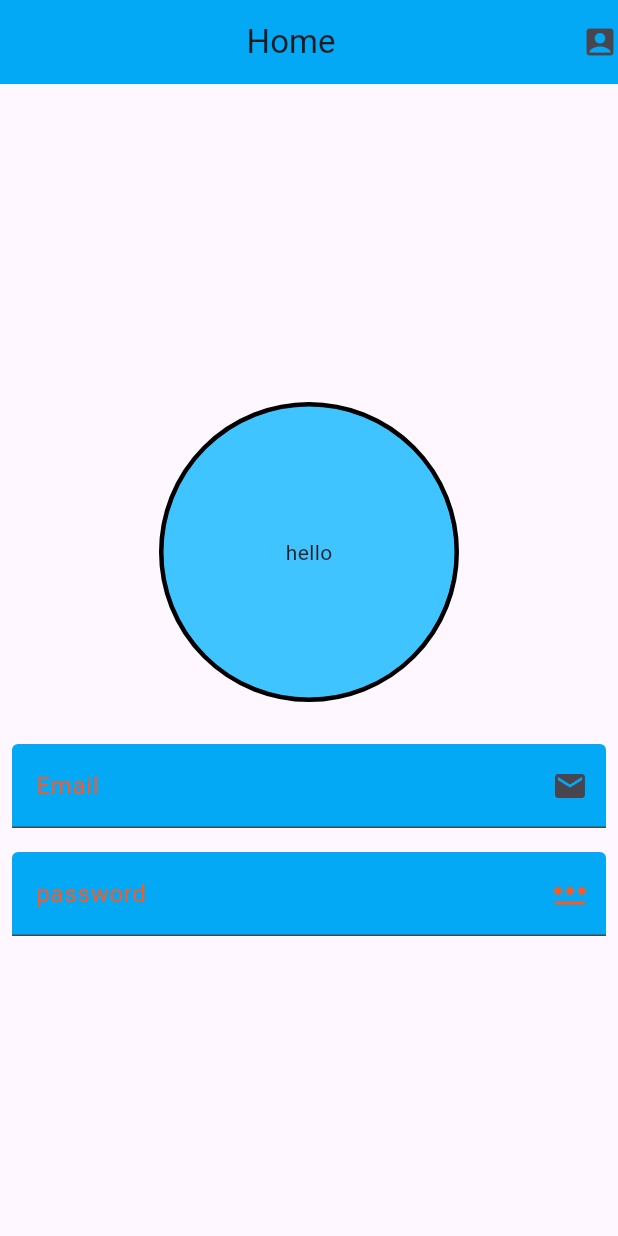
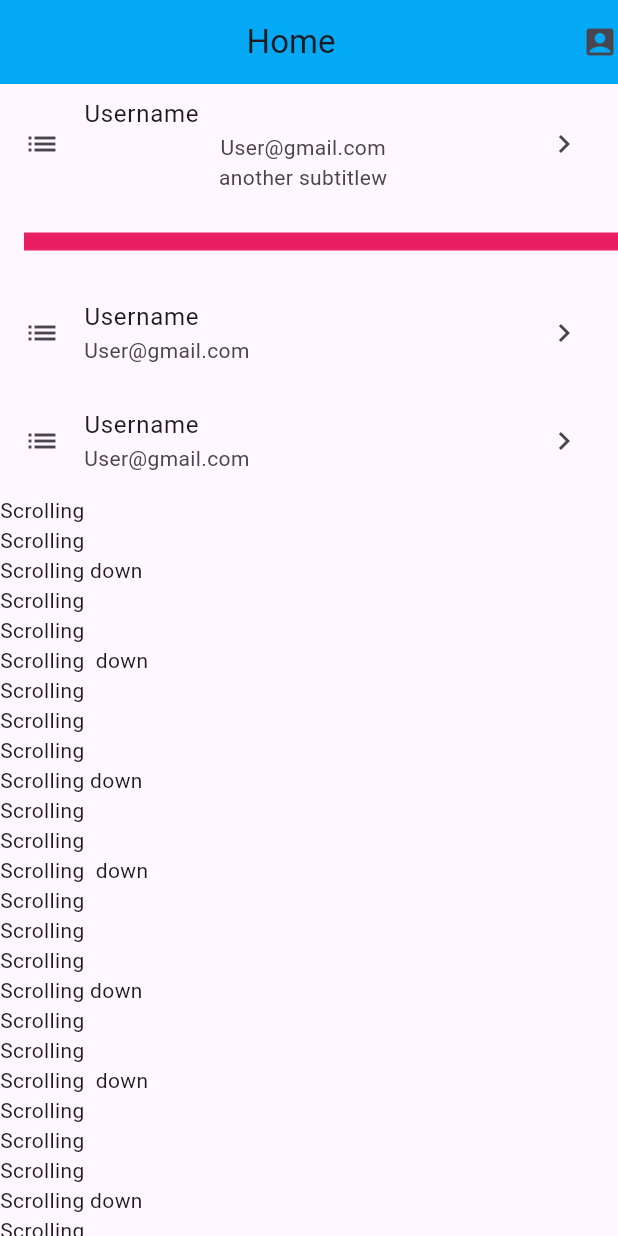
Before and after one commit to sadad-kadery/mod6, a Flutter app: the screen it shows after launch, on a phone screen of 412 x 824 dp. Run offline on Flutter 3.47's test engine with Material 3 defaults, Android fonts, the phone set to English and light mode, and no system bars.

Commit message:
listview with divider

```diff
--- a/lib/main.dart
+++ b/lib/main.dart
@@ -35,81 +35,247 @@ class HomeScreen extends StatelessWidget {
         ),
         backgroundColor: Colors.lightBlue,
       ),
-      body: Center(
-        child: Column(
-          mainAxisAlignment: MainAxisAlignment.center,
+      body:Scrollbar(
+        thickness: 20,
+        child: ListView(
+
           children: [
-            Container(
-              width: 200,
-              height: 200,
+            ListTile(
+              title: Text('Username'),
+              subtitle: Column(
+                mainAxisAlignment: MainAxisAlignment.end,
+                children: [
+                  Text('User@gmail.com'),
+                  Text('another subtitlew')
+                ],
+              ),
+              leading: Icon(Icons.list),
+              trailing: Icon(Icons.chevron_right),
+              onTap: () {
+                print('next page');
+              },
+            ),
+            Divider(
+              height: 50,
+              thickness: 12,
+              color: Colors.pink,
+              indent: 16,
+            ),
+            ListTile(
+              title: Text('Username'),
+              subtitle: Text('User@gmail.com'),
+              leading: Icon(Icons.list),
+              trailing: Icon(Icons.chevron_right),
+              onTap: () {
+                print('next page');
+              },
+            ),
+            ListTile(
+              title: Text('Username'),
+              subtitle: Text('User@gmail.com'),
+              leading: Icon(Icons.list),
+              trailing: Icon(Icons.chevron_right),
+              onTap: () {
+                print('next page');
+              },
+            ),
+            Text('Scrolling '),
+            Text('Scrolling '),
+            Text('Scrolling down'),
+            Text('Scrolling '),
+            Text('Scrolling '),
+            Text('Scrolling  down'),
+            Text('Scrolling '),
 
-              child: Text('hello'),
-              alignment: Alignment.center,
-              margin: EdgeInsets.all(20),
-              padding: EdgeInsets.all(15),
-              decoration: BoxDecoration(
-                color: Colors.lightBlueAccent,
-                border: Border.all(
-                  color: Colors.black,
-                   width: 3
-                ),
-                //borderRadius: BorderRadius.all(Radius.circular(50))
-                shape: BoxShape.circle
-              ),
+            Text('Scrolling '),
+            Text('Scrolling '),
+            Text('Scrolling down'),
+            Text('Scrolling '),
+            Text('Scrolling '),
+            Text('Scrolling  down'),
+            Text('Scrolling '),
 
-            ),
-            Padding(
-              padding: const EdgeInsets.all(8.0),
-              child: TextField (
-                decoration: InputDecoration(
-                    fillColor: Colors.lightBlue,
-                    filled: true,
-                    hintText: 'email de',
-                    label: Text('Email'),
-                    hintStyle: TextStyle(
-                        color: Colors.yellow
-                    ),
-                    labelStyle: TextStyle(
-                        color: Colors.deepOrange
-                    ),
-                    suffixIcon: Icon(Icons.mail),
-                ),
-              ),
-            ),
-            Padding(
-              padding: const EdgeInsets.all(8.0),
-              child: TextField (
-                obscureText: true,
-                decoration: InputDecoration(
-                    fillColor: Colors.lightBlue,
-                    filled: true,
-                    hintText: 'password de',
-                    label: Text('password'),
-                    hintStyle: TextStyle(
-                        color: Colors.white
-                    ),
-                    labelStyle: TextStyle(
-                        color: Colors.deepOrange
-                    ),
+            Text('Scrolling '),
+            Text('Scrolling '),
+            Text('Scrolling down'),
+            Text('Scrolling '),
+            Text('Scrolling '),
+            Text('Scrolling  down'),
+            Text('Scrolling '),
 
-                  suffixIcon: Icon(Icons.password),
-                  suffixIconColor: Colors.deepOrange
+            Text('Scrolling '),
+            Text('Scrolling '),
+            Text('Scrolling down'),
+            Text('Scrolling '),
+            Text('Scrolling '),
+            Text('Scrolling  down'),
+            Text('Scrolling '),
 
-                ),
+            Text('Scrolling '),
+            Text('Scrolling '),
+            Text('Scrolling down'),
+            Text('Scrolling '),
+            Text('Scrolling '),
+            Text('Scrolling  down'),
+            Text('Scrolling '),
 
-              ),
-            ),
-            Row(
-              mainAxisAlignment: MainAxisAlignment.center,
-              children: [
+            Text('Scrolling '),
+            Text('Scrolling '),
+            Text('Scrolling down'),
+            Text('Scrolling '),
+            Text('Scrolling '),
+            Text('Scrolling  down'),
+            Text('Scrolling '),
 
-            ],
+            Text('Scrolling '),
+            Text('Scrolling '),
+            Text('Scrolling down'),
+            Text('Scrolling '),
+            Text('Scrolling '),
+            Text('Scrolling  down'),
+            Text('Scrolling '),
 
-            )
+            Text('Scrolling '),
+            Text('Scrolling '),
+            Text('Scrolling down'),
+            Text('Scrolling '),
+            Text('Scrolling '),
+            Text('Scrolling  down'),
+            Text('Scrolling '),
+
+            Text('Scrolling '),
+            Text('Scrolling '),
+            Text('Scrolling down'),
+            Text('Scrolling '),
+            Text('Scrolling '),
+            Text('Scrolling  down'),
+            Text('Scrolling '),
+
+            Text('Scrolling '),
+            Text('Scrolling '),
+            Text('Scrolling down'),
+            Text('Scrolling '),
+            Text('Scrolling '),
+            Text('Scrolling  down'),
+            Text('Scrolling '),
+
+            Text('Scrolling '),
+            Text('Scrolling '),
+            Text('Scrolling down'),
+            Text('Scrolling '),
+            Text('Scrolling '),
+            Text('Scrolling  down'),
+            Text('Scrolling '),
+
+            Text('Scrolling '),
+            Text('Scrolling '),
+            Text('Scrolling down'),
+            Text('Scrolling '),
+            Text('Scrolling '),
+            Text('Scrolling  down'),
+            Text('Scrolling '),
+
+            Text('Scrolling '),
+            Text('Scrolling '),
+            Text('Scrolling down'),
+            Text('Scrolling '),
+            Text('Scrolling '),
+            Text('Scrolling  down'),
+            Text('Scrolling '),
+
+            Text('Scrolling '),
+            Text('Scrolling '),
+            Text('Scrolling down'),
+            Text('Scrolling '),
+            Text('Scrolling '),
+            Text('Scrolling  down'),
+            Text('Scrolling '),
+
+            Text('Scrolling '),
+            Text('Scrolling '),
+            Text('Scrolling down'),
+            Text('Scrolling '),
+            Text('Scrolling '),
+            Text('Scrolling  down'),
+            Text('Scrolling '),
+
+            Text('Scrolling '),
+            Text('Scrolling '),
+            Text('Scrolling down'),
+            Text('Scrolling '),
+            Text('Scrolling '),
+            Text('Scrolling  down'),
+            Text('Scrolling '),
+            Text('Scrolling '),
+            Text('Scrolling '),
+            Text('Scrolling down'),
+            Text('Scrolling '),
+            Text('Scrolling '),
+            Text('Scrolling  down'),
+            Text('Scrolling '),
+
+            Text('Scrolling '),
+            Text('Scrolling '),
+            Text('Scrolling down'),
+            Text('Scrolling '),
+            Text('Scrolling '),
+            Text('Scrolling  down'),
+            Text('Scrolling '),
+
+            Text('Scrolling '),
+            Text('Scrolling '),
+            Text('Scrolling down'),
+            Text('Scrolling '),
+            Text('Scrolling '),
+            Text('Scrolling  down'),
+            Text('Scrolling '),
+
+            Text('Scrolling '),
+            Text('Scrolling '),
+            Text('Scrolling down'),
+            Text('Scrolling '),
+            Text('Scrolling '),
+            Text('Scrolling  down'),
+            Text('Scrolling '),
+
+            Text('Scrolling '),
+            Text('Scrolling '),
+            Text('Scrolling down'),
+            Text('Scrolling '),
+            Text('Scrolling '),
+            Text('Scrolling  down'),
+            Text('Scrolling '),
+
+            Text('Scrolling '),
+            Text('Scrolling '),
+            Text('Scrolling down'),
+            Text('Scrolling '),
+            Text('Scrolling '),
+            Text('Scrolling  down'),
+            Text('Scrolling '),
+
+            Text('Scrolling '),
+            Text('Scrolling '),
+            Text('Scrolling down'),
+            Text('Scrolling '),
+            Text('Scrolling '),
+            Text('Scrolling  down'),
+            Text('Scrolling '),
+
+            Text('Scrolling '),
+            Text('Scrolling '),
+            Text('Scrolling down'),
+            Text('Scrolling '),
+            Text('Scrolling '),
+            Text('Scrolling  down'),
+            Text('Scrolling '),
+
+
+
+
           ],
-
         ),
-      ),
+      )
 
     );
   }
```
